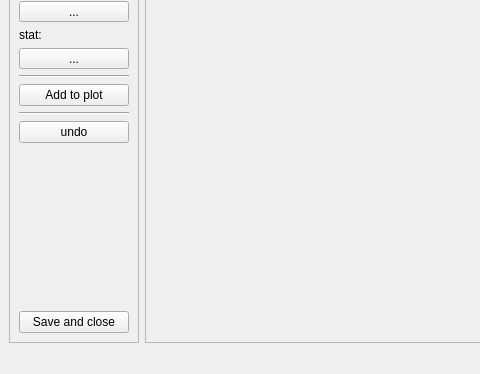
The window that ui/plot_window.ui (usc-psychsim/psychsim-eval-gui) describes before a commit, drawn with Qt 5; both pictures show x 0 to 480 and y 226 to 600 of the 800 by 600 pixel window.
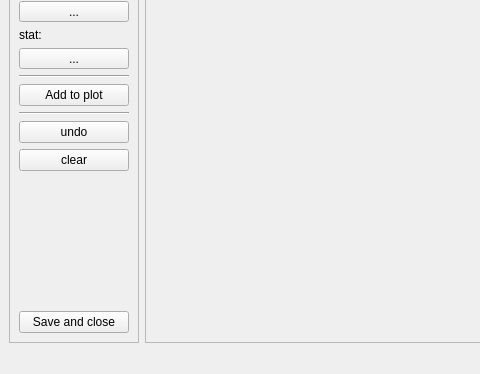
The same window after the commit.

Commit message: Add clear plot function

The edit to the form file:
```diff
--- a/ui/plot_window.ui
+++ b/ui/plot_window.ui
@@ -271,6 +271,13 @@
          </layout>
         </widget>
        </item>
+       <item>
+        <widget class="QPushButton" name="clear_plot_button">
+         <property name="text">
+          <string>clear</string>
+         </property>
+        </widget>
+       </item>
        <item>
         <spacer name="verticalSpacer">
          <property name="orientation">
```
The commit also changes 1 other file.
